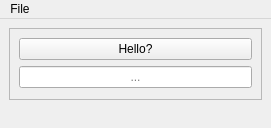
First picture: the form in src/noter-gui/hello.ui, repository GMG-Hunter-2018/note-recognition, before the edit.
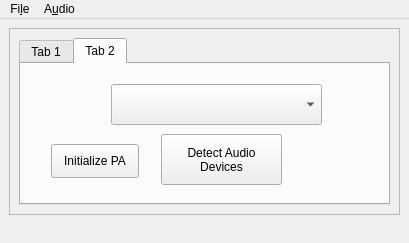
Second picture: the form after the edit.

Commit message: Added some audio widgeting

What changed in the file:
```diff
--- a/src/noter-gui/hello.ui
+++ b/src/noter-gui/hello.ui
@@ -6,8 +6,8 @@
    <rect>
     <x>0</x>
     <y>0</y>
-    <width>271</width>
-    <height>128</height>
+    <width>409</width>
+    <height>243</height>
    </rect>
   </property>
   <property name="sizePolicy">
@@ -24,8 +24,8 @@
   </property>
   <property name="maximumSize">
    <size>
-    <width>271</width>
-    <height>128</height>
+    <width>3000</width>
+    <height>3000</height>
    </size>
   </property>
   <property name="windowTitle">
@@ -46,14 +46,36 @@
       </property>
       <layout class="QVBoxLayout" name="verticalLayout">
        <item>
+        <widget class="QTabWidget" name="tabWidget">
+         <property name="currentIndex">
+          <number>1</number>
+         </property>
+         <widget class="QWidget" name="tab_5">
+          <attribute name="title">
+           <string>Tab 1</string>
+          </attribute>
         <widget class="QPushButton" name="trigger">
+           <property name="geometry">
+            <rect>
+             <x>0</x>
+             <y>20</y>
+             <width>381</width>
+             <height>34</height>
+            </rect>
+           </property>
          <property name="text">
           <string>Hello?</string>
          </property>
         </widget>
-       </item>
-       <item>
         <widget class="QLineEdit" name="output">
+           <property name="geometry">
+            <rect>
+             <x>0</x>
+             <y>80</y>
+             <width>381</width>
+             <height>32</height>
+            </rect>
+           </property>
          <property name="alignment">
           <set>Qt::AlignCenter</set>
          </property>
@@ -67,6 +89,53 @@
           <bool>false</bool>
          </property>
         </widget>
+         </widget>
+         <widget class="QWidget" name="tab_6">
+          <attribute name="title">
+           <string>Tab 2</string>
+          </attribute>
+          <widget class="QComboBox" name="audioListQ">
+           <property name="geometry">
+            <rect>
+             <x>90</x>
+             <y>20</y>
+             <width>211</width>
+             <height>41</height>
+            </rect>
+           </property>
+           <property name="currentText">
+            <string/>
+           </property>
+          </widget>
+          <widget class="QPushButton" name="paInitTrigger">
+           <property name="geometry">
+            <rect>
+             <x>30</x>
+             <y>80</y>
+             <width>88</width>
+             <height>34</height>
+            </rect>
+           </property>
+           <property name="text">
+            <string>Initialize PA</string>
+           </property>
+          </widget>
+          <widget class="QPushButton" name="paPopulateTrigger">
+           <property name="geometry">
+            <rect>
+             <x>140</x>
+             <y>70</y>
+             <width>121</width>
+             <height>51</height>
+            </rect>
+           </property>
+           <property name="text">
+            <string>Detect Audio
+Devices</string>
+           </property>
+          </widget>
+         </widget>
+        </widget>
        </item>
       </layout>
      </widget>
@@ -78,17 +147,24 @@
     <rect>
      <x>0</x>
      <y>0</y>
-     <width>271</width>
-     <height>21</height>
+     <width>409</width>
+     <height>30</height>
     </rect>
    </property>
    <widget class="QMenu" name="menuFile">
     <property name="title">
-     <string>File</string>
+     <string>Fi&amp;le</string>
     </property>
     <addaction name="actionQuit"/>
    </widget>
+   <widget class="QMenu" name="menuAudio">
+    <property name="title">
+     <string>A&amp;udio</string>
+    </property>
+    <addaction name="actionChoose_Audio_Device"/>
+   </widget>
    <addaction name="menuFile"/>
+   <addaction name="menuAudio"/>
   </widget>
   <widget class="QStatusBar" name="statusbar">
    <property name="sizeGripEnabled">
```
Left out of the diff: 7 changed lines with no effect on the pictures. Lines whose indentation alone changed are shown as unchanged. The commit also changes 2 other files.
